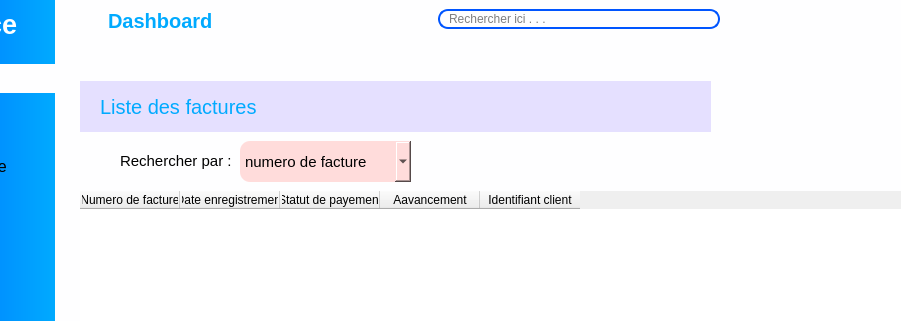
Old version of the form views/main_window.ui in the repository ninohantonio/Store-Management; both pictures show x 145 to 1046 and y 0 to 321 of the 1367 by 701 pixel window.
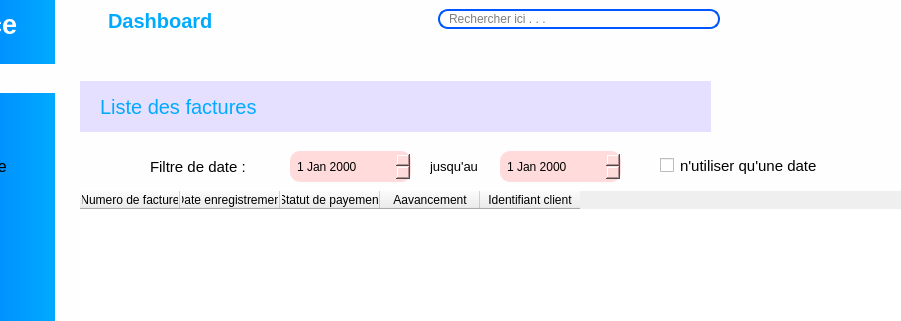
New version of the form. The open tabs and pages were chosen to show the change. Icons and pictures are not drawn. Custom widgets are drawn as their Qt base class.

Commit message: date filter search

```diff
--- a/views/main_window.ui
+++ b/views/main_window.ui
@@ -110,7 +110,7 @@
 	padding: 5px;
 }
 
-#filterCombo, #filter_facture_combo{
+#filterCombo, #dateEdit, #dateEdit_2{
 	padding: 5px;
 	border-radius: 10px;
 	background-color: rgb(255, 220, 219);
@@ -1098,74 +1098,6 @@
                <string>Liste des factures</string>
               </property>
              </widget>
-             <widget class="QLabel" name="label_4">
-              <property name="geometry">
-               <rect>
-                <x>50</x>
-                <y>90</y>
-                <width>121</width>
-                <height>20</height>
-               </rect>
-              </property>
-              <property name="font">
-               <font>
-                <family>Arial</family>
-                <pointsize>11</pointsize>
-               </font>
-              </property>
-              <property name="text">
-               <string>Rechercher par :</string>
-              </property>
-             </widget>
-             <widget class="QLabel" name="label_8">
-              <property name="geometry">
-               <rect>
-                <x>10</x>
-                <y>90</y>
-                <width>31</width>
-                <height>21</height>
-               </rect>
-              </property>
-              <property name="text">
-               <string/>
-              </property>
-              <property name="pixmap">
-               <pixmap resource="resources.qrc">:/icons/icons/filter.png</pixmap>
-              </property>
-              <property name="scaledContents">
-               <bool>true</bool>
-              </property>
-             </widget>
-             <widget class="QComboBox" name="filter_facture_combo">
-              <property name="geometry">
-               <rect>
-                <x>170</x>
-                <y>80</y>
-                <width>171</width>
-                <height>41</height>
-               </rect>
-              </property>
-              <property name="font">
-               <font>
-                <pointsize>11</pointsize>
-               </font>
-              </property>
-              <item>
-               <property name="text">
-                <string>numero de facture</string>
-               </property>
-              </item>
-              <item>
-               <property name="text">
-                <string>date enregistrement</string>
-               </property>
-              </item>
-              <item>
-               <property name="text">
-                <string>liste generale</string>
-               </property>
-              </item>
-             </widget>
              <widget class="QTableWidget" name="facture_table">
               <property name="geometry">
                <rect>
@@ -1201,6 +1133,80 @@
                </property>
               </column>
              </widget>
+             <widget class="QDateEdit" name="dateEdit">
+              <property name="geometry">
+               <rect>
+                <x>220</x>
+                <y>90</y>
+                <width>121</width>
+                <height>31</height>
+               </rect>
+              </property>
+             </widget>
+             <widget class="QLabel" name="label_4">
+              <property name="geometry">
+               <rect>
+                <x>80</x>
+                <y>90</y>
+                <width>101</width>
+                <height>31</height>
+               </rect>
+              </property>
+              <property name="font">
+               <font>
+                <pointsize>11</pointsize>
+               </font>
+              </property>
+              <property name="text">
+               <string>Filtre de date :</string>
+              </property>
+             </widget>
+             <widget class="QLabel" name="label_8">
+              <property name="geometry">
+               <rect>
+                <x>360</x>
+                <y>95</y>
+                <width>61</width>
+                <height>21</height>
+               </rect>
+              </property>
+              <property name="font">
+               <font>
+                <pointsize>10</pointsize>
+               </font>
+              </property>
+              <property name="text">
+               <string>jusqu'au</string>
+              </property>
+             </widget>
+             <widget class="QDateEdit" name="dateEdit_2">
+              <property name="geometry">
+               <rect>
+                <x>430</x>
+                <y>90</y>
+                <width>121</width>
+                <height>31</height>
+               </rect>
+              </property>
+             </widget>
+             <widget class="QCheckBox" name="dateCheck">
+              <property name="geometry">
+               <rect>
+                <x>590</x>
+                <y>89</y>
+                <width>161</width>
+                <height>31</height>
+               </rect>
+              </property>
+              <property name="font">
+               <font>
+                <pointsize>11</pointsize>
+               </font>
+              </property>
+              <property name="text">
+               <string>n'utiliser qu'une date</string>
+              </property>
+             </widget>
             </widget>
            </item>
           </layout>
```
Left out of the diff: 2 changed lines with no effect on the pictures. The commit also changes 4 other files.
